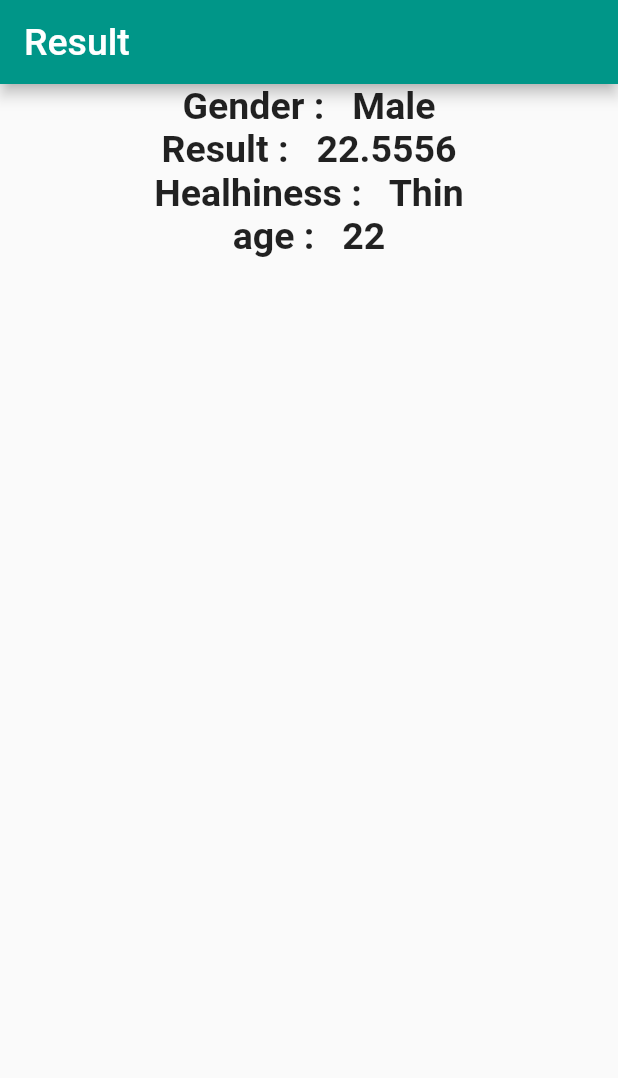
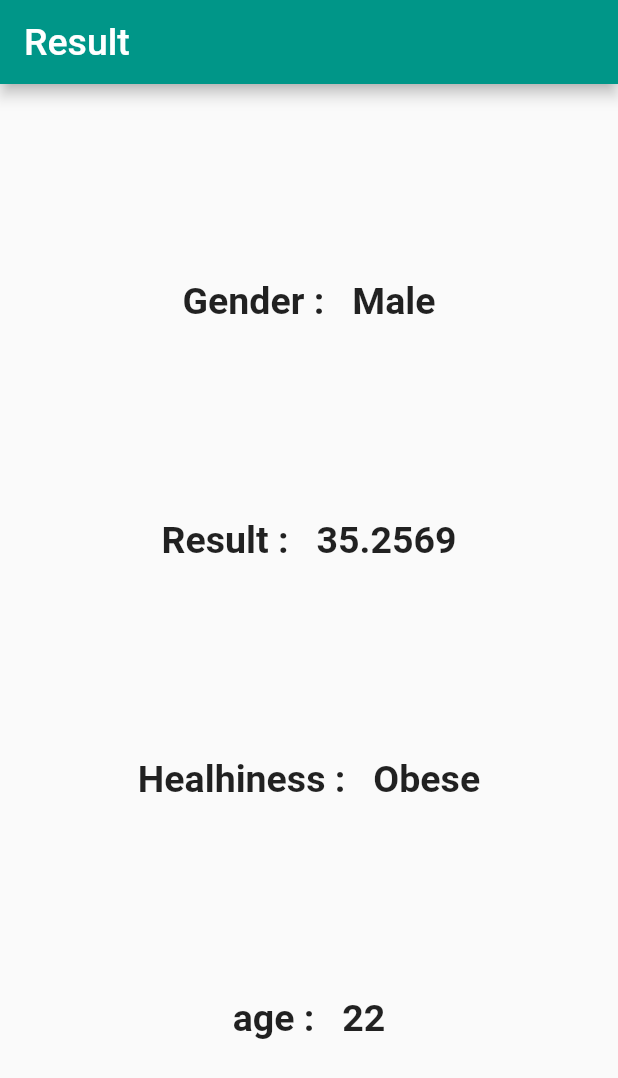
Before and after one commit to Devsaci/bmifoulaihapp, a Flutter app: the screen it shows after launch, on a phone screen of 412 x 824 dp. Shown: the top 1078 px of the screen. Run offline on Flutter 3.47's test engine with Material 2 defaults, Android fonts, the phone set to English and light mode, and no system bars.

Commit message:
MainAxisAlignment

```diff
--- a/lib/main.dart
+++ b/lib/main.dart
@@ -16,7 +16,7 @@ class MyApp extends StatelessWidget {
       theme: ThemeData(
         primarySwatch: Colors.teal,
       ),
-      home:  const Result(result: 22.55555,isMale: true,age: 22,),
+      home:  const Result(result: 35.2568569,isMale: true,age: 22,),
     );
   }
 }
--- a/lib/result.dart
+++ b/lib/result.dart
@@ -32,6 +32,7 @@ class Result extends StatelessWidget {
       body: SafeArea(
           child: Center(
         child: Column(
+          mainAxisAlignment: MainAxisAlignment.spaceEvenly ,
           children: <Widget>[
             Text(
               "Gender :   ${isMale ? 'Male' : 'Female'}",
```
